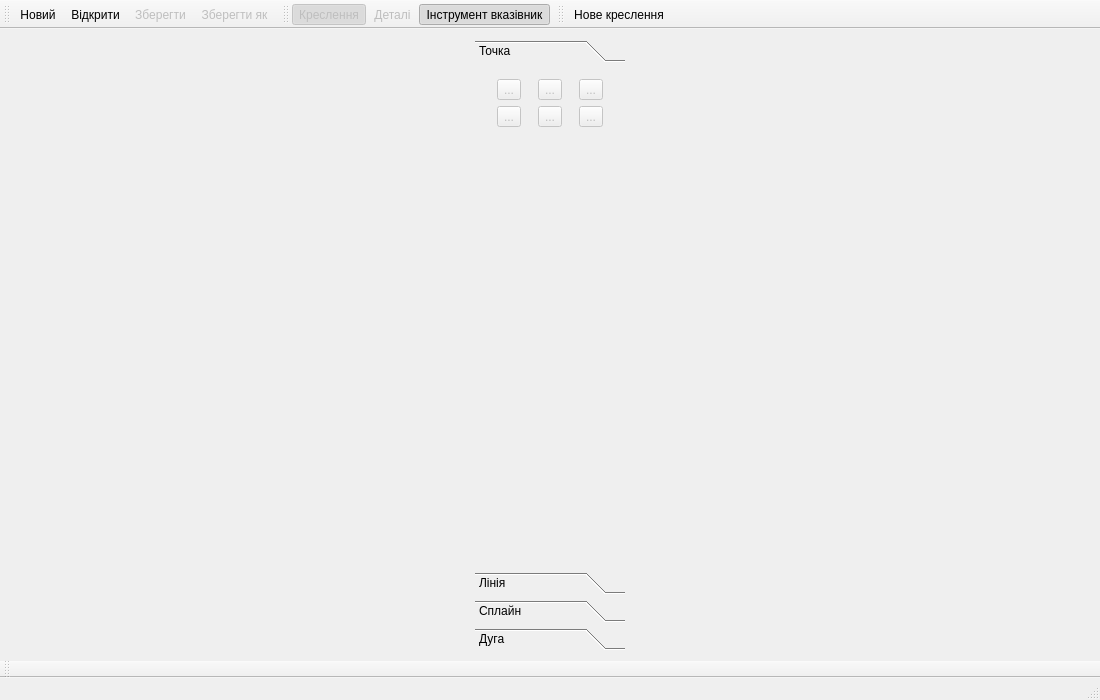
This is mainwindow.ui in OpnTec/fashionmaker as Qt 5 draws it before an edit. The edited form follows.
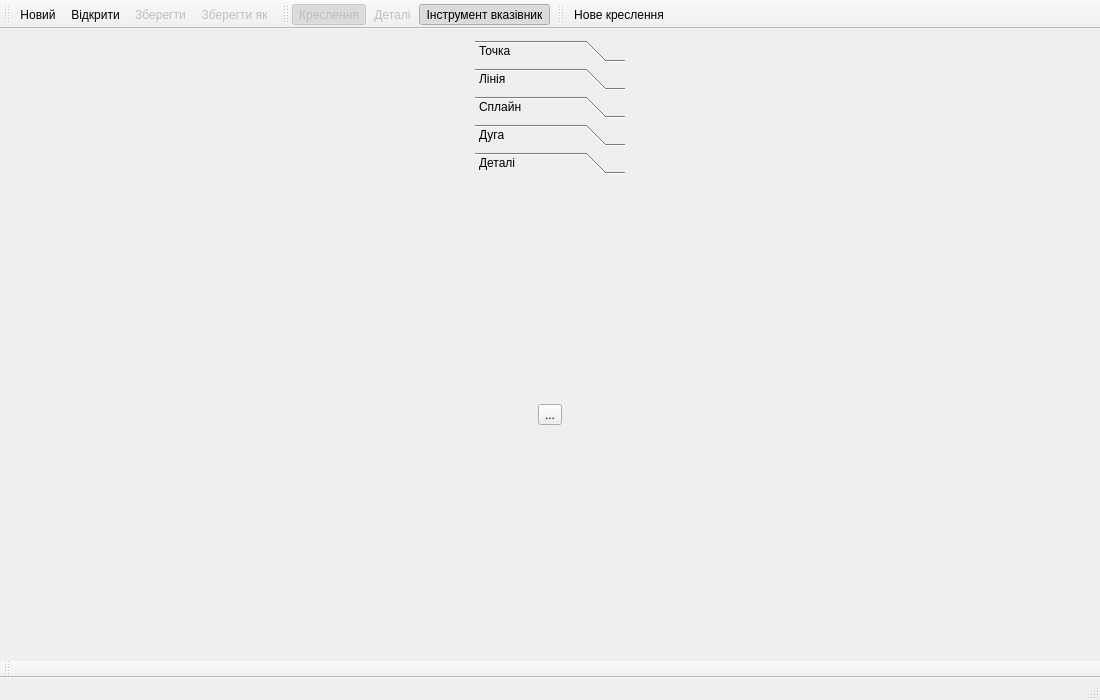
This is the edited form. Icons and pictures are not drawn.

Commit message: Add class VDetail.

Diff of the .ui file:
```diff
--- a/mainwindow.ui
+++ b/mainwindow.ui
@@ -30,7 +30,7 @@
        </size>
       </property>
       <property name="currentIndex">
-       <number>0</number>
+       <number>4</number>
       </property>
       <widget class="QWidget" name="page">
        <property name="geometry">
@@ -369,6 +369,41 @@
         </item>
        </layout>
       </widget>
+      <widget class="QWidget" name="page_5">
+       <property name="geometry">
+        <rect>
+         <x>0</x>
+         <y>0</y>
+         <width>150</width>
+         <height>427</height>
+        </rect>
+       </property>
+       <attribute name="label">
+        <string>Деталі</string>
+       </attribute>
+       <layout class="QGridLayout" name="gridLayout_2">
+        <item row="0" column="0">
+         <widget class="QToolButton" name="toolButtonNewDetail">
+          <property name="text">
+           <string>...</string>
+          </property>
+          <property name="icon">
+           <iconset resource="icon.qrc">
+            <normaloff>:/icon/32x32/new_detail.png</normaloff>:/icon/32x32/new_detail.png</iconset>
+          </property>
+          <property name="iconSize">
+           <size>
+            <width>32</width>
+            <height>32</height>
+           </size>
+          </property>
+          <property name="checkable">
+           <bool>true</bool>
+          </property>
+         </widget>
+        </item>
+       </layout>
+      </widget>
      </widget>
     </item>
     <item>
```
Left out of the diff: 6 changed lines with no effect on the pictures. The commit also changes 70 other files.
